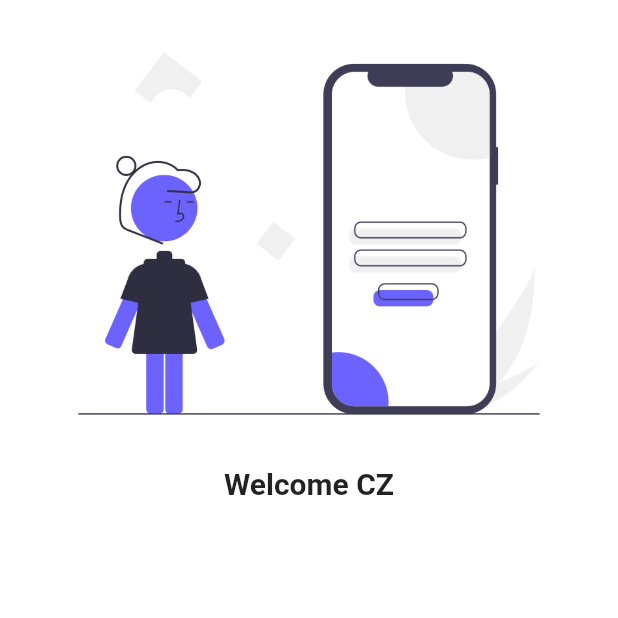
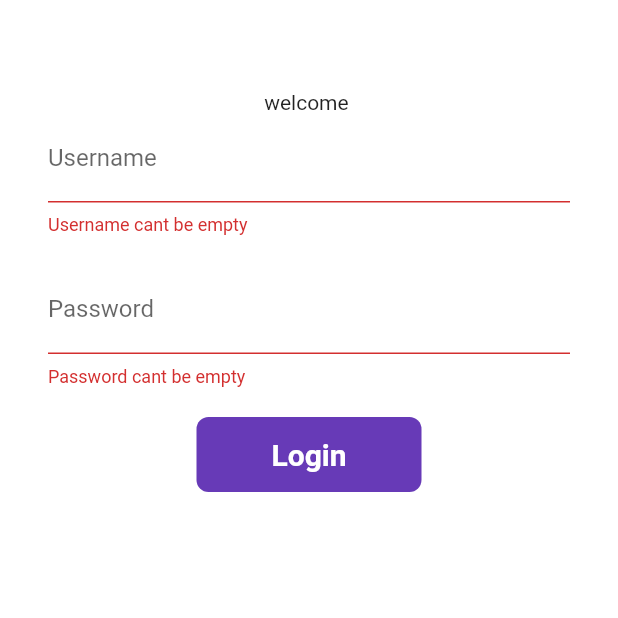
Before and after one commit to SubhamBhowmik/flutterGuide, a Flutter app: the screen it shows after launch, on a phone screen of 412 x 824 dp, the top half of it. Run offline on Flutter 3.47's test engine with Material 2 defaults, Android fonts, the phone set to English and light mode, and no system bars.

Commit message:
validation at login_page.dart

```diff
--- a/lib/main.dart
+++ b/lib/main.dart
@@ -1,9 +1,13 @@
+// import 'package:ecommerce/pages/home_page.dart';
+// import 'package:ecommerce/pages/login_page.dart';
 import 'package:ecommerce/pages/home_page.dart';
 import 'package:ecommerce/pages/login_page.dart';
+import 'package:ecommerce/utils/routes_names.dart';
 import 'package:flutter/material.dart';
+// import 'package:google_fonts/google_fonts.dart';
 
 void main() {
-  runApp(MyApp());
+  runApp(const MyApp());
 }
 
 //stateless widget >> SLL type st
@@ -13,13 +17,15 @@ class MyApp extends StatelessWidget {
   @override
   // build basically ui ka liya,UI refresh wagera build pa hota hain
   Widget build(BuildContext context) {
-    return MaterialApp(
-      themeMode: ThemeMode.light,
-      theme: ThemeData(primarySwatch: Colors.red),
-      darkTheme: ThemeData(brightness: Brightness.dark),
-      routes: {
-        "/": (context) => LoginPage(),
-      },
+    // return ka upar variable wagera
+    return MaterialApp(routes: {
+      '/': (context) => const LoginPage(),
+      MyRoutes.loginRoute: (context) => const LoginPage(),
+      MyRoutes.homeRoute: (context) => const Homepage(),
+    },
+    debugShowCheckedModeBanner: false,
+
+
     );
   }
 }
--- a/lib/pages/home_page.dart
+++ b/lib/pages/home_page.dart
@@ -1,19 +1,16 @@
 import 'package:flutter/material.dart';
 
-import 'package:flutter/material.dart';
-
-class homepage extends StatelessWidget {
-  const homepage({Key? key}) : super(key: key);
+class Homepage extends StatelessWidget {
+  const Homepage({Key? key}) : super(key: key); //state
+  final days = 30;
 
   @override
   Widget build(BuildContext context) {
     return Scaffold(
       appBar: AppBar(
-        title: Text("Subham"),
+        title: Text("Appbar"),
       ),
-      body: Center(
-        child: Text("homepage body"),
-      ),
+      body: Center(child: Text('$days')),
       drawer: Drawer(),
     );
   }
--- a/lib/pages/login_page.dart
+++ b/lib/pages/login_page.dart
@@ -1,23 +1,129 @@
+import 'package:ecommerce/utils/routes_names.dart';
 import 'package:flutter/material.dart';
 
-class LoginPage extends StatelessWidget {
+class LoginPage extends StatefulWidget {
   const LoginPage({Key? key}) : super(key: key);
+
+  @override
+  State<LoginPage> createState() => _LoginPageState();
+}
+
+class _LoginPageState extends State<LoginPage> {
+  String name = '';
+  bool channgeBtn = false;
+  final _formkey = GlobalKey<FormState>();
+
+  moveToNext(BuildContext context) async {
+    if (_formkey.currentState!.validate()) {
+      setState(() {
+        channgeBtn = true;
+      });
+      await Future.delayed(const Duration(seconds: 1));
+      await Navigator.pushNamed(context, MyRoutes.homeRoute);
+      setState(() {
+        channgeBtn = false;
+      });
+    }
+  }
 
   @override
   Widget build(BuildContext context) {
     return Material(
       color: Colors.white,
+      child: SingleChildScrollView(
+        child: Form(
+          key: _formkey,
           child: Column(
             children: [
-            Image.asset(
-              "assets/images/login_png.png",
-              fit: BoxFit.cover,
+              const SizedBox(
+                height: 40,
               ),
-            const Text(
-              "Welcome CZ",
-              style: TextStyle(fontSize: 20, fontWeight: FontWeight.bold),
+              Padding(
+                padding:
+                    const EdgeInsets.symmetric(vertical: 20, horizontal: 32),
+                child: Column(
+                  children: [
+                    Text('welcome $name'),
+                    TextFormField(
+                      autovalidateMode:
+                          AutovalidateMode.always, // Add this line
+                      validator: (String? value) {
+                        if (value == null || value.isEmpty) {
+                          return 'Username cant be empty';
+                        } else if (value.length < 6) {
+                          return 'Username length should not be less than 6';
+                        }
+
+                        return null;
+                      },
+                      decoration: const InputDecoration(
+                        hintText: 'Enter Username',
+                        labelText: 'Username',
+                      ),
+                      onChanged: (value) {
+                        name = value;
+                        setState(() {});
+                      },
+                    ),
+                    const SizedBox(
+                      height: 20,
+                    ),
+                    TextFormField(
+                      autovalidateMode:
+                          AutovalidateMode.always, // Add this line
+                      validator: (String? value) {
+                        if (value == null || value.isEmpty) {
+                          return 'Password cant be empty';
+                        } else if (value.length < 6) {
+                          return 'Password length should not be less than 6';
+                        }
+
+                        return null;
+                      },
+                      decoration: const InputDecoration(
+                        hintText: 'Enter Password',
+                        labelText: 'Password',
+                      ),
+                      obscureText: true,
+                    ),
+                    const SizedBox(
+                      height: 20,
+                    ),
+                    Material(
+                      color: Colors.deepPurple,
+                      borderRadius: BorderRadius.circular(channgeBtn ? 50 : 8),
+                      child: InkWell(
+                        onTap: () async {
+                          moveToNext(context);
+                        },
+                        child: AnimatedContainer(
+                          duration: const Duration(seconds: 1),
+                          height: 50,
+                          width: channgeBtn ? 50 : 150,
+                          alignment: Alignment.center,
+                          child: channgeBtn
+                              ? const Icon(
+                                  Icons.done,
+                                  color: Colors.white,
                                 )
+                              : const Text(
+                                  'Login',
+                                  style: TextStyle(
+                                    color: Colors.white,
+                                    fontWeight: FontWeight.bold,
+                                    fontSize: 20,
+                                  ),
+                                ),
+                        ),
+                      ),
+                    ),
                   ],
-        ));
+                ),
+              ),
+            ],
+          ),
+        ),
+      ),
+    );
   }
 }
--- /dev/null
+++ b/lib/utils/routes_names.dart
@@ -0,0 +1,4 @@
+class MyRoutes {
+  static String loginRoute = '/login';
+  static String homeRoute = '/home';
+}
--- a/pubspec.yaml
+++ b/pubspec.yaml
@@ -29,7 +29,7 @@ environment:
 dependencies:
   flutter:
     sdk: flutter
-
+  google_fonts: ^1.1.2
   # The following adds the Cupertino Icons font to your application.
   # Use with the CupertinoIcons class for iOS style icons.
   cupertino_icons: ^1.0.2
```
Also changed, not shown: pubspec.lock, 1 other file. Lines whose indentation alone changed are shown as unchanged.
